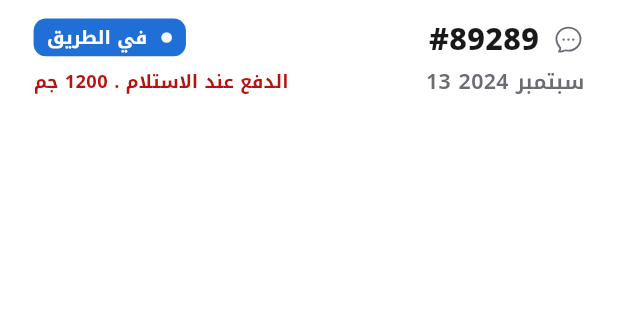
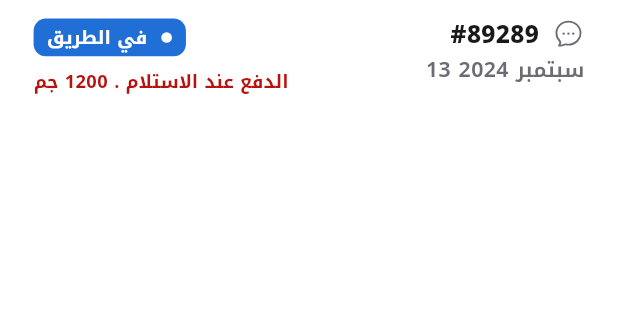
Before and after one commit to ahmedmarwan47-stack/orderbase_delivery_app, a Flutter app: the _OrderDetailHeader widget shown alone on an empty page, opened directly with sample values from the repository, on a phone screen of 412 x 824 dp, the part 54-374 px from its top. Run offline on Flutter 3.47's test engine with Material 3 defaults, Android fonts, the phone set to English and light mode, and no system bars; our stand-ins replace easy_localization, flutter_map, flutter_modular, flutter_screenutil, flutter_svg, latlong2 and 1 more.

Commit message:
Headers: match title size to the home header (s20 → s16)
Bring every app-header title down to s16 (the home shift-snapshot size) for a
consistent, compact header across Orders/Queue, Notifications, Settlement,
Postponed, Pickup, the More tab, and the order-detail number. Subtitles were
already s14, so hierarchy is preserved.

Co-Authored-By: Claude Opus 4.8 <noreply@anthropic.com>

```diff
--- a/lib/app/app_shell.dart
+++ b/lib/app/app_shell.dart
@@ -194,7 +194,7 @@ class _MoreTab extends StatelessWidget {
                 child: Align(
                   alignment: Alignment.centerRight,
                   child: Text('المزيد',
-                      style: AppTypography.size20.copyWith(
+                      style: AppTypography.size16.copyWith(
                           fontWeight: FontWeight.w800,
                           color: AppColors.textPrimary)),
                 ),
--- a/lib/features/notifications/presentation/widgets/notifications_header.dart
+++ b/lib/features/notifications/presentation/widgets/notifications_header.dart
@@ -40,7 +40,7 @@ class _NotificationsHeader extends StatelessWidget {
               children: [
                 Text(
                   LocaleKeys.navNotifications.tr(),
-                  style: const TextStyle().setMainTextColor.s20.extraBold,
+                  style: const TextStyle().setMainTextColor.s16.extraBold,
                 ),
                 if (unread > 0)
                   Container(
--- a/lib/features/order_flow/presentation/widgets/order_detail_header.dart
+++ b/lib/features/order_flow/presentation/widgets/order_detail_header.dart
@@ -81,9 +81,9 @@ class _OrderDetailHeader extends StatelessWidget {
                           textDirection: TextDirection.ltr,
                           style: const TextStyle()
                               .setMainTextColor
-                              .s20
+                              .s16
                               .extraBold
-                              .withHeight(28 / 20)
+                              .withHeight(20 / 16)
                               .tabular,
                         ),
                       ],
--- a/lib/features/orders/presentation/widgets/orders_header.dart
+++ b/lib/features/orders/presentation/widgets/orders_header.dart
@@ -25,7 +25,7 @@ class _OrdersHeader extends StatelessWidget {
                 children: [
                   Text(
                     LocaleKeys.queueTitle.tr(),
-                    style: const TextStyle().setMainTextColor.s20.extraBold,
+                    style: const TextStyle().setMainTextColor.s16.extraBold,
                   ),
                   4.szH,
                   Text(
--- a/lib/features/pickup/presentation/widgets/pickup_header.dart
+++ b/lib/features/pickup/presentation/widgets/pickup_header.dart
@@ -55,7 +55,7 @@ class _PickupHeader extends StatelessWidget {
                 children: [
                   Text(
                     LocaleKeys.pickupTitle.tr(),
-                    style: const TextStyle().setMainTextColor.s18.extraBold,
+                    style: const TextStyle().setMainTextColor.s16.extraBold,
                   ),
                   4.szH,
                   Text(
--- a/lib/features/queue/presentation/widgets/postponed_body.dart
+++ b/lib/features/queue/presentation/widgets/postponed_body.dart
@@ -150,7 +150,7 @@ class _PostponedHeader extends StatelessWidget {
             ],
           ).paddingSymmetric(vertical: AppPadding.pH8).onClick(onTap: () => Modular.to.pop()),
           Text(LocaleKeys.postponedTitle.tr(),
-              style: const TextStyle().setMainTextColor.s20.extraBold),
+              style: const TextStyle().setMainTextColor.s16.extraBold),
           4.szH,
           Text(
             LocaleKeys.postponedSubtitle
--- a/lib/features/queue/presentation/widgets/queue_browse_header.dart
+++ b/lib/features/queue/presentation/widgets/queue_browse_header.dart
@@ -27,7 +27,7 @@ class _QueueBrowseHeader extends StatelessWidget {
                   children: [
                     Text(
                       LocaleKeys.queueTitle.tr(),
-                      style: const TextStyle().setMainTextColor.s20.extraBold,
+                      style: const TextStyle().setMainTextColor.s16.extraBold,
                     ),
                     4.szH,
                     Text(
--- a/lib/features/settlement/presentation/widgets/settlement_open_view.dart
+++ b/lib/features/settlement/presentation/widgets/settlement_open_view.dart
@@ -91,7 +91,7 @@ class _SettlementHeader extends StatelessWidget {
                   children: [
                     Text(
                       LocaleKeys.settlementTitle.tr(),
-                      style: const TextStyle().setMainTextColor.s20.extraBold,
+                      style: const TextStyle().setMainTextColor.s16.extraBold,
                     ),
                     4.szH,
                     Text(
```
